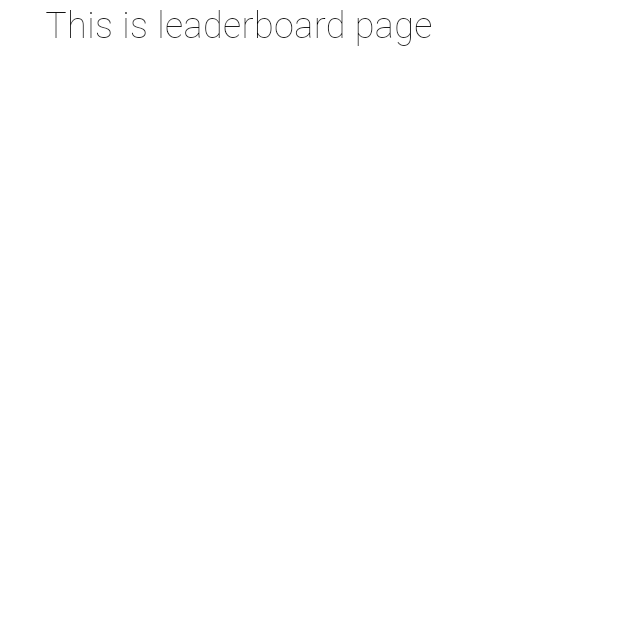
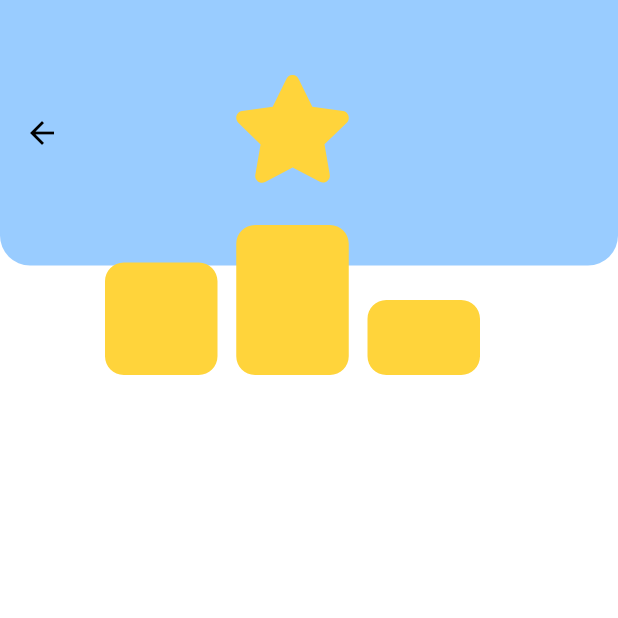
Before and after one commit to wazmiali/CodeStar, a Flutter app: the Leaderboard screen opened by its route, on a phone screen of 412 x 824 dp, the top half of it. Run offline on Flutter 3.47's test engine with Material 3 defaults, Android fonts, the phone set to English and light mode, and no system bars; our stand-ins replace cloud_firestore, firebase_auth, firebase_core, flutter_svg, google_fonts; accounts and stored records are empty.

Commit message:
Work on leaderboard

```diff
--- a/lib/Leaderboard/screens/leaderboard_page.dart
+++ b/lib/Leaderboard/screens/leaderboard_page.dart
@@ -1,4 +1,8 @@
+import 'package:cloud_firestore/cloud_firestore.dart';
+import 'package:code_star/helper/helper_functions.dart';
+import 'package:code_star/shared_components/app_bar_box.dart';
 import 'package:flutter/material.dart';
+import 'package:flutter_svg/svg.dart';
 import 'package:google_fonts/google_fonts.dart';
 
 class Leaderboard extends StatelessWidget {
@@ -7,20 +11,85 @@
   @override
   Widget build(BuildContext context) {
     return Scaffold(
-      body: SafeArea(
-        child: Padding(
-          padding: const EdgeInsets.fromLTRB(30, 0, 30, 30),
-          child: Text(
-            'This is leaderboard page',
-            style: GoogleFonts.roboto(
-              textStyle: TextStyle(
-                fontSize: 24,
-                fontWeight: FontWeight.w100,
+        body: Stack(
+          children: [
+            StreamBuilder(
+
+              stream: FirebaseFirestore.instance.collection("users").snapshots(),
+              builder: (context, snapshot) {
+            // any errors
+
+            if (snapshot.hasError) {
+              displayMessageToUser('Something went wrong', context);
+            }
+
+            // show loading circle
+
+            if (snapshot.connectionState == ConnectionState.waiting) {
+              return const Center(
+                child: CircularProgressIndicator(),
+              );
+            }
+            if (snapshot.hasData == null) {
+              return const Text("No Data");
+            }
+
+            // get all users
+            final users = snapshot.data!.docs;
+
+            return Scaffold(
+
+              appBar: AppBar(
+                toolbarHeight: 177.0,
+                centerTitle: true,
+                shape: RoundedRectangleBorder(
+                  borderRadius: BorderRadius.vertical(
+                    bottom: Radius.circular(20),
+                  ),
+                ),
+
+                titleTextStyle: TextStyle(fontSize: 40, fontWeight: FontWeight.w600),
+                backgroundColor: Color.fromARGB(102, 0, 127, 255),
+                title: Padding(
+                  padding: const EdgeInsets.only(top:77),
+                 ),
               ),
-            ),
-          ),
-        ),
-      ),
-    );
+
+              body: ListView.builder(
+                  itemCount: users.length,
+                  itemBuilder: (context, index) {
+                    final user = users[index];
+
+                    return Column(
+                      children: [
+                        SizedBox(height: 30,),
+
+                        ListTile(
+                          title: Row(
+                            children: [
+                              Icon(Icons.radio_button_checked),
+                              Text(user['rank'].toString()),
+                              Text(user['username']),
+                              Text(user['points'].toString()),
+                            ],
+                          ),
+                        ),
+                      ],
+                    );
+                  }),
+            );
+                  },
+                ),
+            Positioned(
+                top: 50.0, // Adjust top offset from the parent
+                left: 70.0, // Adjust left offset from the parent
+                child: SvgPicture.asset(
+                  'assets/images/ranking-star-solid.svg',
+                  semanticsLabel: 'My SVG Image',
+                  height: 200,
+                ),),
+
+          ],
+        ));
   }
 }
--- a/pubspec.yaml
+++ b/pubspec.yaml
@@ -49,3 +49,4 @@
     - assets/images/quiz.svg
     - assets/images/rank.svg
     - assets/images/read.svg
+    - assets/images/ranking-star-solid.svg
```
Also changed, not shown: lib/Profile/screens/profile_page.dart (+12 -69 lines), lib/shared_components/app_bar_box.dart (added, +20 -0 lines), lib/shared_components/statistics_display_box.dart (added, +39 -0 lines), assets/images/ranking-star-solid.svg (added).
